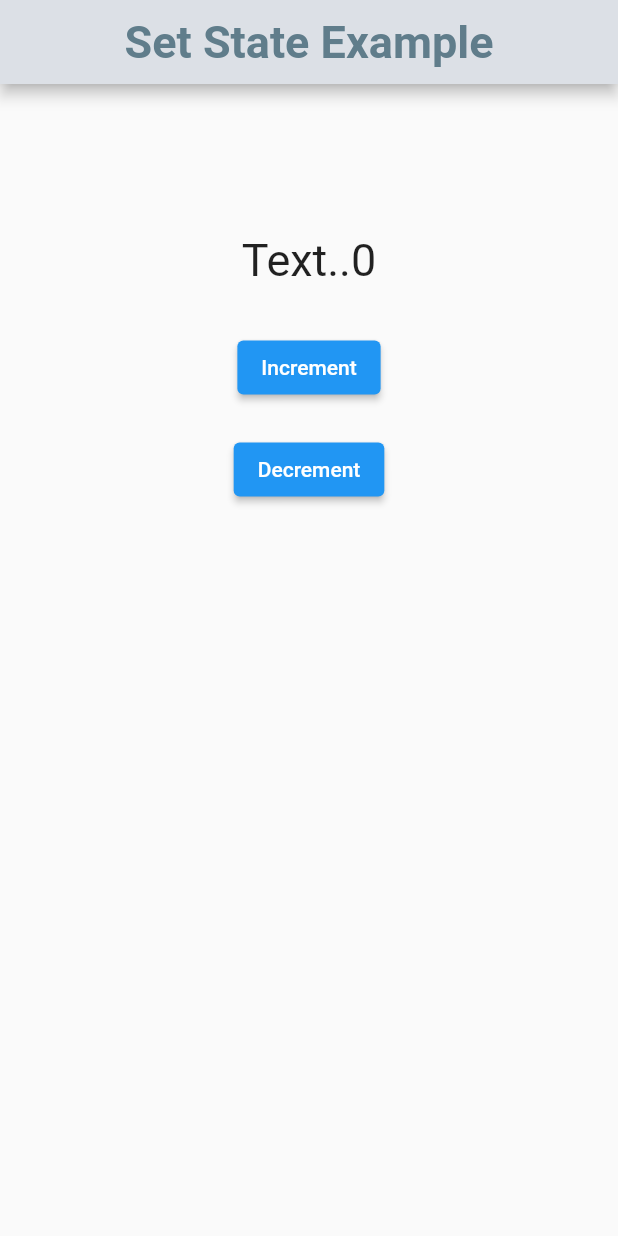
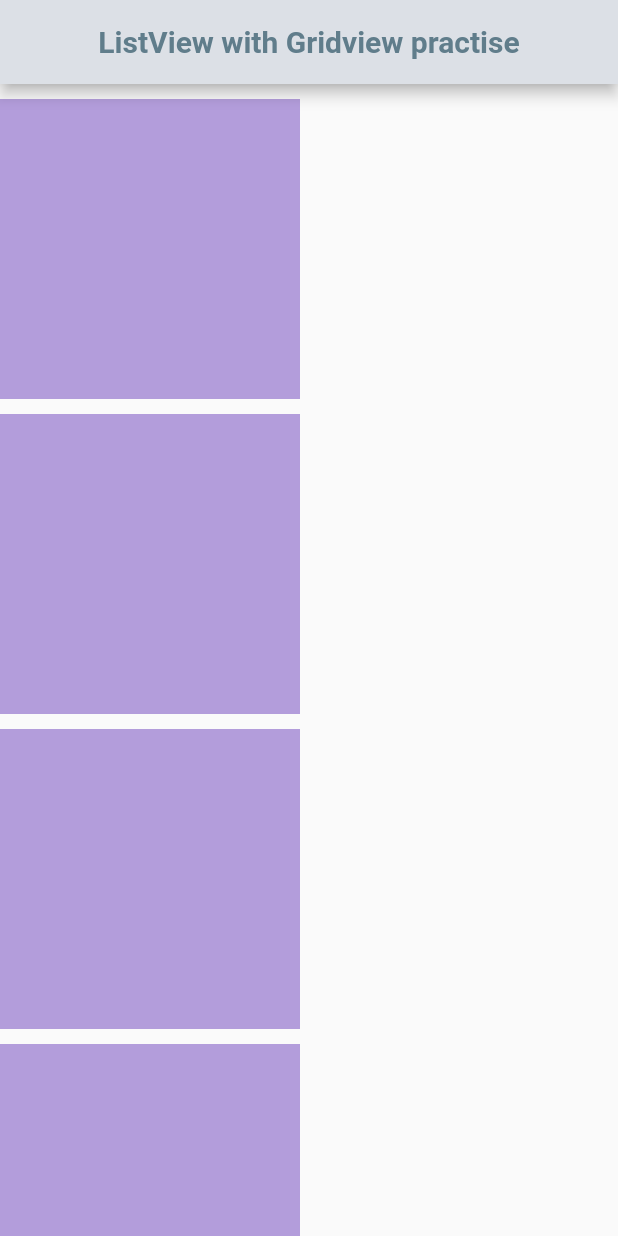
Before and after one commit to GhulamQadir/Flutter-practise, a Flutter app: the screen it shows after launch, on a phone screen of 412 x 824 dp. Run offline on Flutter 3.47's test engine with Material 2 defaults, Android fonts, the light colour scheme and no system bars; missing offline and left inert: dart:html.

Commit message:
flutter practise

```diff
--- /dev/null
+++ b/lib/listviewWithgridview.dart
@@ -0,0 +1,108 @@
+import 'package:flutter/material.dart';
+
+
+class ListViewWithGridView extends StatefulWidget {
+  @override
+  _ListViewWithGridViewState createState() => _ListViewWithGridViewState();
+}
+
+class _ListViewWithGridViewState extends State<ListViewWithGridView> {
+  @override
+  Widget build(BuildContext context) {
+    return MaterialApp(
+      home: Scaffold(
+        appBar: AppBar(
+              title: Center(
+              child: Text("ListView with Gridview practise",
+              style: TextStyle(
+              color: Colors.blueGrey,
+              fontSize: 20,
+              fontWeight: FontWeight.bold
+            ),)),
+          backgroundColor: Color(0xffdce0e6),
+        ),
+        body: SingleChildScrollView(
+          child: Column(
+            children: [
+              // ListView(
+              //   physics: NeverScrollableScrollPhysics(),
+              //   shrinkWrap: true,
+              //   children: [
+              //      Container(
+              //       margin: EdgeInsets.only(top: 10),
+              //       color: Colors.cyanAccent,
+              //       height: 200,
+              //     ),
+              //       Container(
+              //       margin: EdgeInsets.only(top: 10),
+              //       color: Colors.cyanAccent,
+              //       height: 200,
+              //     ),
+              //       Container(
+              //       margin: EdgeInsets.only(top: 10),
+              //       color: Colors.cyanAccent,
+              //       height: 200,
+              //     ),
+              //       Container(
+              //       margin: EdgeInsets.only(top: 10),
+              //       color: Colors.cyanAccent,
+              //       height: 200,
+              //     ),
+              //       Container(
+              //       margin: EdgeInsets.only(top: 10),
+              //       color: Colors.cyanAccent,
+              //       height: 200,
+              //     ),
+              //   ],
+              // ),
+                Container(
+                height: 200,
+                width: 200,
+                color: Colors.deepPurple[200],
+                margin: EdgeInsets.only(top: 10),
+              ),
+                Container(
+                height: 200,
+                width: 200,
+                color: Colors.deepPurple[200],
+                margin: EdgeInsets.only(top: 10),
+              ),
+                Container(
+                height: 200,
+                width: 200,
+                color: Colors.deepPurple[200],
+                margin: EdgeInsets.only(top: 10),
+              ),
+                Container(
+                height: 200,
+                width: 200,
+                color: Colors.deepPurple[200],
+                margin: EdgeInsets.only(top: 10),
+              ),
+                Container(
+                height: 200,
+                width: 200,
+                color: Colors.deepPurple[200],
+                margin: EdgeInsets.only(top: 10),
+              ),
+                Container(
+                height: 200,
+                width: 200,
+                color: Colors.deepPurple[200],
+                margin: EdgeInsets.only(top: 10),
+              ),
+                Container(
+                height: 200,
+                width: 200,
+                color: Colors.deepPurple[200],
+                margin: EdgeInsets.only(top: 10),
+              ),
+
+            ],
+          ),
+        ),
+      ),
+
+    );
+  }
+}
--- a/lib/main.dart
+++ b/lib/main.dart
@@ -1,6 +1,7 @@
 import 'package:flutter/material.dart';
 import 'package:flutterpractise/home.dart';
 import 'package:flutterpractise/listview.dart';
+import 'package:flutterpractise/listviewWithgridview.dart';
 import 'package:flutterpractise/state.dart';
 import 'package:flutterpractise/teachers.dart';
 import 'package:flutterpractise/gridview.dart';
@@ -26,9 +27,8 @@ class MyApp extends StatelessWidget {
           // Gridview()
           // DrawerNav(),
           // Tabs()
-          SetState()
-        ),
-
+          ListViewWithGridView()
+        )
         ),
  );
 }
```
Also changed, not shown: lib/teachers.dart (+1 -1 lines).
